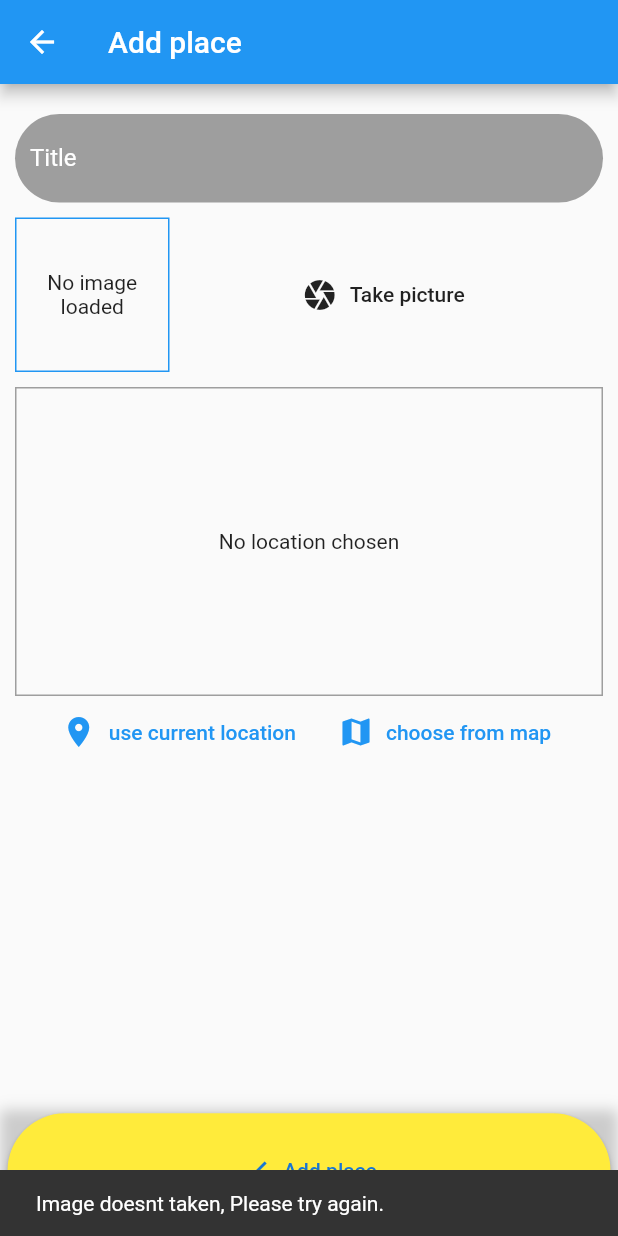
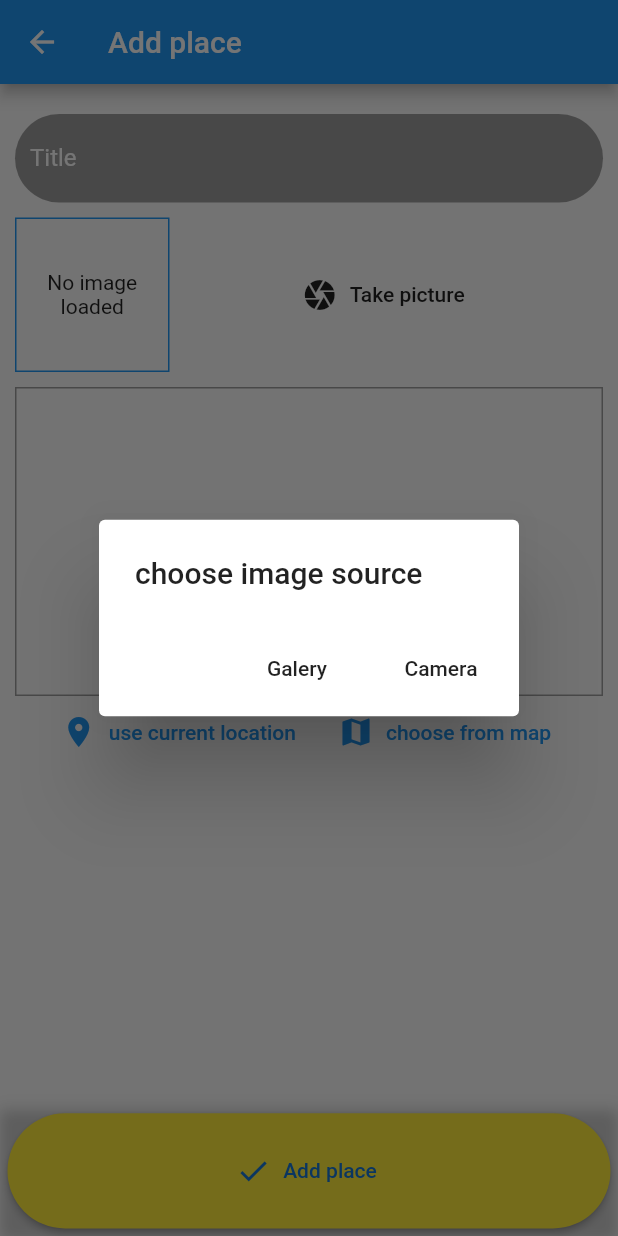
Before and after one commit to ofek4454/greatPlacesApp, a Flutter app: the AddPlaceScreen screen opened by its route, after a tap on "Take picture", on a phone screen of 412 x 824 dp. Run offline on Flutter 3.47's test engine with Material 2 defaults, Android fonts, the phone set to English and light mode, and no system bars; our stand-ins replace google_maps_flutter, image_picker, location, sqflite; accounts and stored records are empty.

Commit message:
06072020

```diff
--- a/lib/widgets/image_input.dart
+++ b/lib/widgets/image_input.dart
@@ -19,8 +19,31 @@ class _ImageInputState extends State<ImageInput> {
 
   Future<void> _takePicture() async {
     final picker = ImagePicker();
-    final pickedImage =
-        await picker.getImage(source: ImageSource.camera, maxWidth: 600);
+    final pickedImage = await showDialog(
+        context: context,
+        builder: (ctx) => AlertDialog(
+              title: Text('choose image source'),
+              actions: [
+                FlatButton(
+                  child: Text('Galery'),
+                  onPressed: () async {
+                    final photo = await picker.getImage(
+                        source: ImageSource.gallery, maxWidth: 600);
+                    Navigator.of(ctx).pop(photo);
+                  },
+                ),
+                FlatButton(
+                  child: Text('Camera'),
+                  onPressed: () async {
+                    final photo = await picker.getImage(
+                        source: ImageSource.camera, maxWidth: 600);
+                    Navigator.of(ctx).pop(photo);
+                  },
+                )
+              ],
+            ));
+    //await picker.getImage(source: ImageSource.camera, maxWidth: 600);
+
     if (pickedImage == null) {
       Scaffold.of(context).showSnackBar(
         SnackBar(
```
